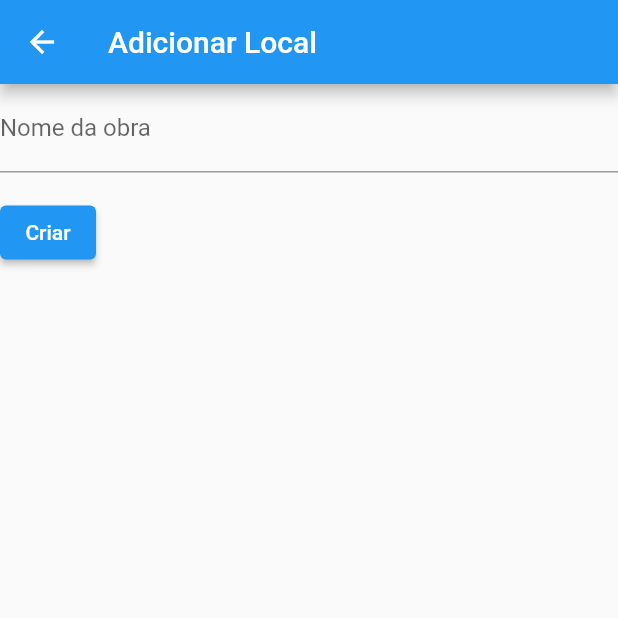
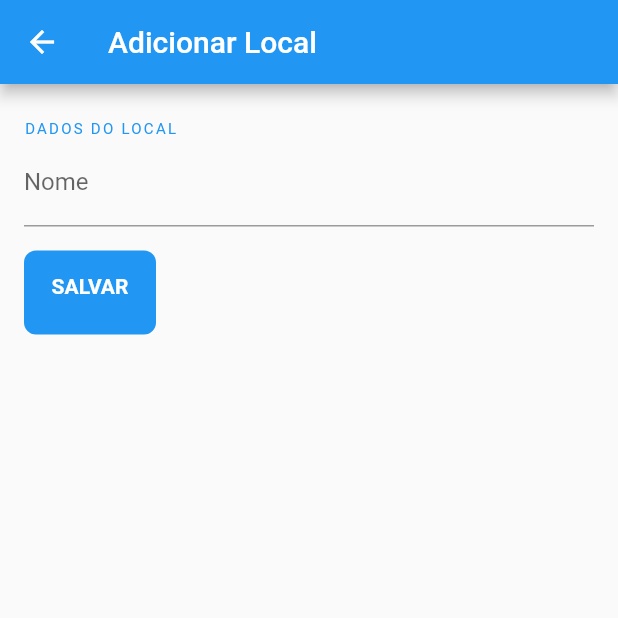
Before and after one commit to harimasora/emvial_inventario, a Flutter app: the AddPlaceScreen screen opened directly, on a phone screen of 412 x 824 dp, the top half of it. Run offline on Flutter 3.47's test engine with Material 2 defaults, Android fonts, the phone set to English and light mode, and no system bars; our stand-ins replace cloud_firestore, firebase_core, flutter_riverpod, flutter_slidable; missing offline and left inert: drag_and_drop_lists; accounts and stored records are empty.

Commit message:
feat(design): Improve forms design

```diff
--- a/lib/screens/add_place.dart
+++ b/lib/screens/add_place.dart
@@ -1,5 +1,6 @@
 import 'package:emival_inventario/models/place.dart';
 import 'package:emival_inventario/services/db_service.dart';
+import 'package:emival_inventario/widgets/save_indicator_button.dart';
 import 'package:flutter/material.dart';
 import 'package:flutter_riverpod/flutter_riverpod.dart';
 
@@ -12,7 +13,14 @@ class AddPlaceScreen extends StatelessWidget {
       appBar: AppBar(
         title: const Text('Adicionar Local'),
       ),
-      body: const AddPlaceForm(),
+      body: GestureDetector(
+        onTap: () => FocusScope.of(context).requestFocus(FocusNode()),
+        child: const SafeArea(
+          child: SingleChildScrollView(
+            child: AddPlaceForm(),
+          ),
+        ),
+      ),
     );
   }
 }
@@ -29,17 +37,27 @@ class _AddPlaceFormState extends State<AddPlaceForm> {
 
   String name;
 
+  bool _isLoading = false;
+  AutovalidateMode _autoValidate = AutovalidateMode.disabled;
+
+  void startLoading() => setState(() => _isLoading = true);
+  void finishLoading() => setState(() => _isLoading = false);
+
   @override
   Widget build(BuildContext context) {
+    final overtextStyle = Theme.of(context).textTheme.overline.copyWith(color: Theme.of(context).primaryColor);
     return Form(
       key: _formKey,
+      autovalidateMode: _autoValidate,
+      child: Padding(
+        padding: const EdgeInsets.symmetric(horizontal: 16.0, vertical: 24.0),
         child: Column(
           crossAxisAlignment: CrossAxisAlignment.start,
-        mainAxisSize: MainAxisSize.min,
           children: <Widget>[
+            Text('DADOS DO LOCAL', style: overtextStyle),
             TextFormField(
               decoration: const InputDecoration(
-              labelText: 'Nome da obra',
+                labelText: 'Nome',
               ),
               onSaved: (String value) {
                 name = value;
@@ -47,14 +65,13 @@ class _AddPlaceFormState extends State<AddPlaceForm> {
               textCapitalization: TextCapitalization.words,
               validator: validateName,
             ),
-          Padding(
-            padding: const EdgeInsets.symmetric(vertical: 16.0),
-            child: ElevatedButton(
+            const SizedBox(height: 16),
+            SaveIndicatorButton(
+              isLoading: _isLoading,
               onPressed: _validateInputs,
-              child: const Text('Criar'),
-            ),
             ),
           ],
+        ),
       ),
     );
   }
@@ -74,13 +91,18 @@ class _AddPlaceFormState extends State<AddPlaceForm> {
       // Text forms was validated.
       form.save();
       try {
+        startLoading();
         final db = context.read(databaseProvider);
         final map = {'name': name};
         await db.addPlace(Place.fromMap(map));
         Navigator.of(context).pop();
       } on Exception catch (e) {
         debugPrint(e.toString());
-      } finally {}
+      } finally {
+        finishLoading();
+      }
+    } else {
+      setState(() => _autoValidate = AutovalidateMode.always);
     }
   }
 }
--- /dev/null
+++ b/lib/widgets/save_indicator_button.dart
@@ -0,0 +1,41 @@
+import 'package:flutter/material.dart';
+
+class SaveIndicatorButton extends StatelessWidget {
+  const SaveIndicatorButton({@required this.isLoading, @required this.onPressed, Key key}) : super(key: key);
+  final void Function() onPressed;
+  final bool isLoading;
+
+  @override
+  Widget build(BuildContext context) {
+    return FlatButton(
+      color: Theme.of(context).primaryColor,
+      disabledColor: Theme.of(context).primaryColor.withOpacity(0.3),
+      padding: const EdgeInsets.symmetric(vertical: 16),
+      shape: RoundedRectangleBorder(
+        borderRadius: BorderRadius.circular(8),
+      ),
+      onPressed: onPressed,
+      child: isLoading
+          ? const SizedBox(
+              height: 24,
+              width: 24,
+              child: CircularProgressIndicator(
+                strokeWidth: 2,
+                valueColor: AlwaysStoppedAnimation<Color>(Colors.white),
+              ),
+            )
+          : SizedBox(
+              height: 24,
+              child: Text(
+                'SALVAR',
+                style: Theme.of(context).textTheme.button.merge(
+                      const TextStyle(
+                        color: Colors.white,
+                        fontWeight: FontWeight.bold,
+                      ),
+                    ),
+              ),
+            ),
+    );
+  }
+}
```
Also changed, not shown: lib/screens/add_tool.dart (+35 -8 lines). Lines whose indentation alone changed are shown as unchanged.
